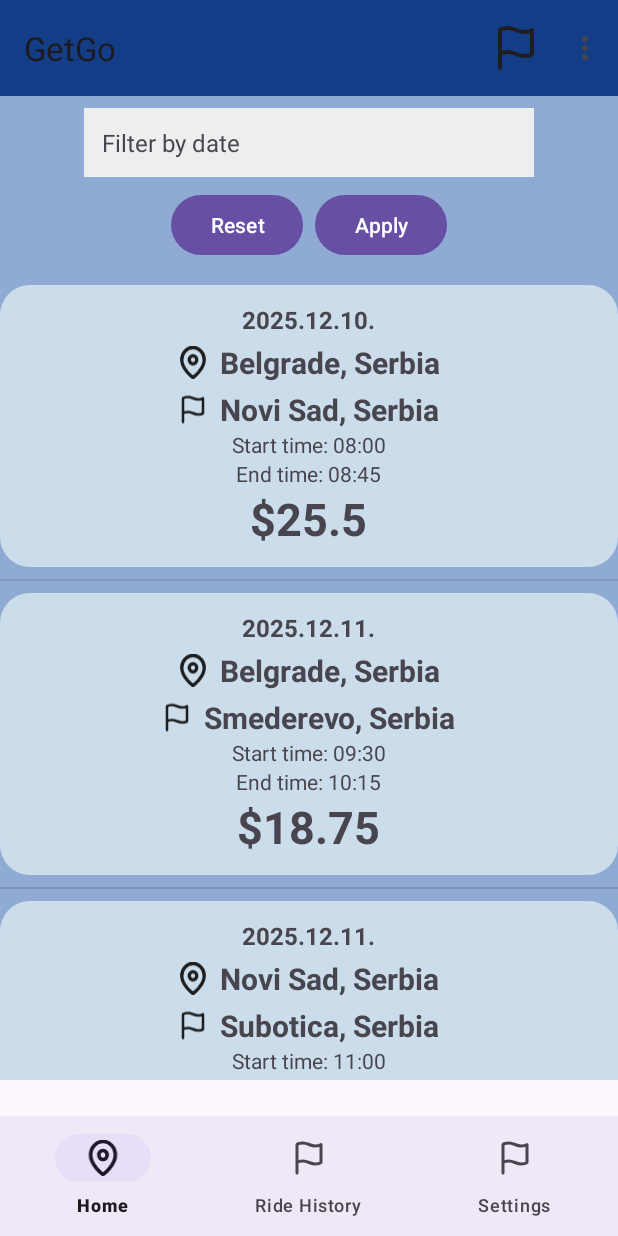
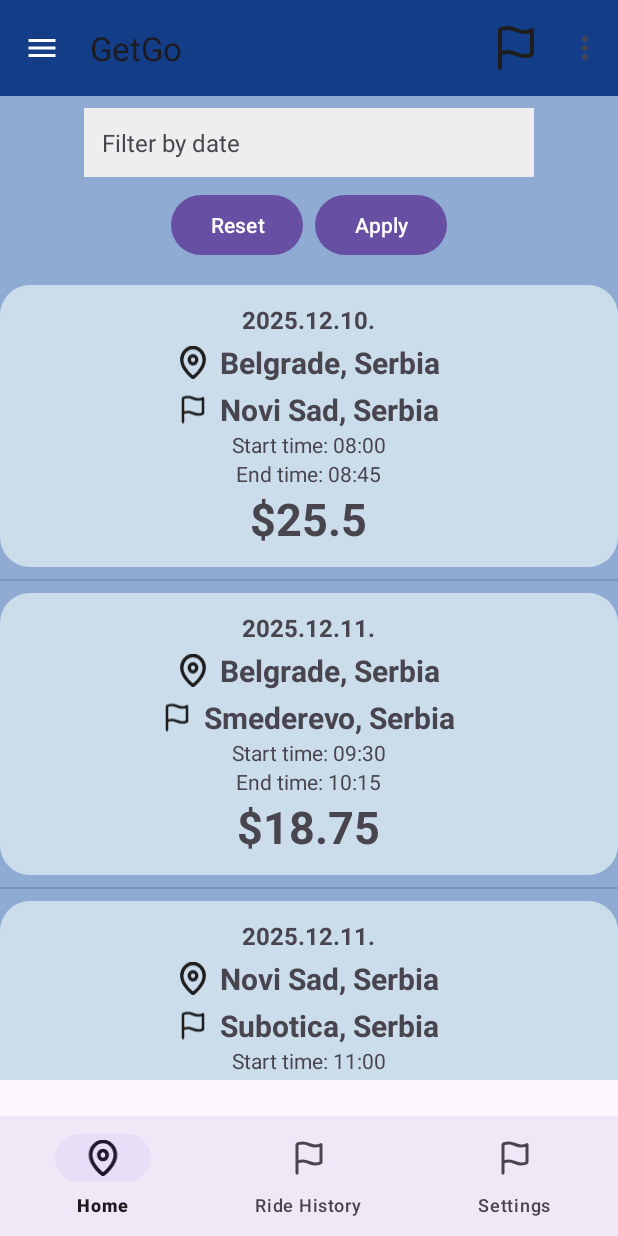
Before and after one commit to kzi-nastava/mrs-team2-TODO-Smisliti-ime, an Android app: the screen it shows after launch (MainActivity), on a phone screen of 412 x 824 dp. Run offline under Robolectric (Android 15) with nearby library versions, the phone set to English and light mode, and no system bars.

Commit message:
Add hamburger button

```diff
--- a/mobileApp/app/src/main/java/com/example/getgo/MainActivity.java
+++ b/mobileApp/app/src/main/java/com/example/getgo/MainActivity.java
@@ -31,24 +31,25 @@ public class MainActivity extends AppCompatActivity {
         setContentView(R.layout.activity_main);
 
         Toolbar toolbar = findViewById(R.id.toolbar);
-//        toolbar = binding.activityHomeBase.toolbar;
-// Postavljamo toolbar kao glavnu traku za ovu aktivnost
+
+    // Postavljamo toolbar kao glavnu traku za ovu aktivnost
         setSupportActionBar(toolbar);
-// Dobavljamo referencu na glavnu traku za ovu aktivnost
+    // Dobavljamo referencu na glavnu traku za ovu aktivnost
         ActionBar actionBar;
         actionBar = getSupportActionBar();
         if(actionBar != null){
             // postavlja prikazivanje "strelice prema nazad" (back arrow)
             // kao indikatora navigacije na lijevoj strani Toolbar-a.
-            actionBar.setDisplayHomeAsUpEnabled(false);
+            actionBar.setDisplayHomeAsUpEnabled(true);
             // postavlja ikonu koja se prikazuje umjesto strelice prema nazad.
             // u ovom slučaju, postavljena je ikona hamburger iz drawable resursa (ic_hamburger).
 //            actionBar.setHomeAsUpIndicator(R.drawable.ic_hamburger);
-            actionBar.setHomeAsUpIndicator(R.drawable.ic_launcher_background);
+            actionBar.setHomeAsUpIndicator(R.drawable.ic_hamburger);
             // ovo omogućuje da se klikom na gumb 'home' na Toolbar-u
             // aktivira povratak na prethodni zaslon.
             actionBar.setHomeButtonEnabled(true);
         }
+
 
         getSupportFragmentManager().beginTransaction()
                 .replace(R.id.fragmentContainer, new RideHistoryFragment())
--- /dev/null
+++ b/mobileApp/app/src/main/res/drawable/ic_hamburger.xml
@@ -0,0 +1,10 @@
+<?xml version="1.0" encoding="utf-8"?>
+<vector xmlns:android="http://schemas.android.com/apk/res/android"
+    android:width="24dp"
+    android:height="24dp"
+    android:viewportWidth="24"
+    android:viewportHeight="24">
+    <path
+        android:fillColor="#FFFFFF"
+        android:pathData="M3,18h18v-2H3v2zM3,13h18v-2H3v2zM3,6v2h18V6H3z"/>
+</vector>
--- a/mobileApp/app/src/main/res/layout/activity_main.xml
+++ b/mobileApp/app/src/main/res/layout/activity_main.xml
@@ -5,6 +5,7 @@
     android:id="@+id/main"
     android:layout_width="match_parent"
     android:layout_height="match_parent"
+    android:fitsSystemWindows="true"
     tools:context=".MainActivity">
 
     <!-- AppBarLayout and Toolbar  -->
```
